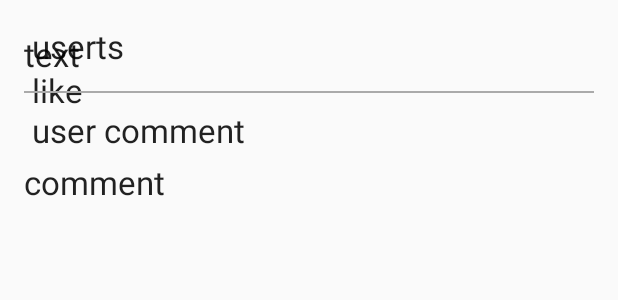
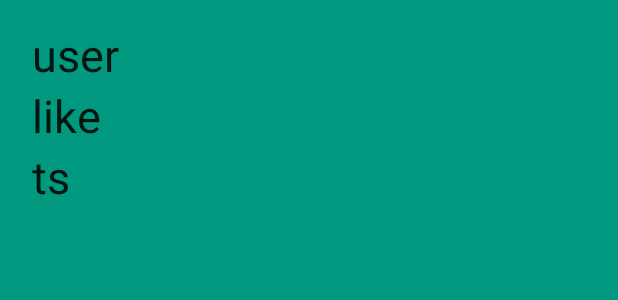
Before and after one commit to yamlin/Android-Instagram-Photo-Viewer, an Android app: the layout item_view.xml on its own in the app's theme, with its tools: preview values and no code run, on a phone screen of 412 x 824 dp. Shown: the top 300 px of the screen. Run offline under Robolectric (Android 15) with nearby library versions, the phone set to English and light mode, and no system bars; plain views replace RoundedImageView.

Commit message:
adjust style

```diff
--- a/app/src/main/res/layout/activity_main.xml
+++ b/app/src/main/res/layout/activity_main.xml
@@ -18,6 +18,8 @@
         android:id="@+id/listView"
         android:layout_centerVertical="true"
         android:layout_alignParentLeft="true"
-        android:layout_alignParentStart="true" />
+        android:layout_alignParentStart="true"
+        android:divider="@android:color/transparent"
+        android:dividerHeight="10.0sp"/>
     </android.support.v4.widget.SwipeRefreshLayout>
 </RelativeLayout>
--- a/app/src/main/res/layout/item_view.xml
+++ b/app/src/main/res/layout/item_view.xml
@@ -6,8 +6,12 @@
     android:paddingRight="@dimen/activity_horizontal_margin"
     android:paddingTop="@dimen/activity_vertical_margin"
     android:paddingBottom="@dimen/activity_vertical_margin"
-    android:background="@color/background_material_light">
+    android:background="#00997F">
 
+    <LinearLayout
+        android:layout_width="wrap_content"
+        android:layout_height="wrap_content"
+        android:id="@+id/layoutUser">
 
         <com.makeramen.roundedimageview.RoundedImageView
             xmlns:app="http://schemas.android.com/apk/res-auto"
@@ -21,14 +25,32 @@
             app:riv_mutate_background="true"
             app:riv_tile_mode="repeat"
             app:riv_oval="true" />
+
+        <RelativeLayout
+            android:layout_width="wrap_content"
+            android:layout_height="wrap_content">
+
             <TextView
                 android:layout_width="wrap_content"
                 android:layout_height="wrap_content"
                 android:textAppearance="?android:attr/textAppearanceLarge"
                 android:text="user"
                 android:id="@+id/tvUser"
-        android:layout_toRightOf="@+id/imgUser"
-        android:layout_marginLeft="5dp"/>
+                android:layout_marginLeft="5dp"
+                android:textSize="30sp" />
+
+
+
+
+            <TextView
+                android:layout_width="wrap_content"
+                android:layout_height="wrap_content"
+                android:textAppearance="?android:attr/textAppearanceLarge"
+                android:text="like"
+                android:id="@+id/tvLike"
+                android:layout_below="@+id/tvUser"
+                android:layout_alignLeft="@+id/tvUser"
+                android:textSize="30sp" />
 
             <TextView
                 android:layout_width="wrap_content"
@@ -36,34 +58,38 @@
                 android:textAppearance="?android:attr/textAppearanceLarge"
                 android:text="ts"
                 android:id="@+id/tvTS"
-        android:layout_alignTop="@+id/tvUser"
-        android:layout_toRightOf="@+id/tvUser"
-        android:layout_toEndOf="@+id/tvUser" />
-    <TextView
-        android:layout_width="wrap_content"
-        android:layout_height="wrap_content"
-        android:textAppearance="?android:attr/textAppearanceLarge"
-        android:text="like"
-        android:id="@+id/tvLike"
-        android:layout_below="@+id/tvTS"
-        android:layout_alignLeft="@+id/tvUser"/>
+                android:layout_below="@+id/tvLike"
+                android:textSize="30sp"
+                android:layout_alignLeft="@+id/tvUser"
+                />
+
+        </RelativeLayout>
+
+
+    </LinearLayout>
+
 
 
 
     <ImageView
-        android:layout_width="wrap_content"
-        android:layout_height="wrap_content"
+        android:layout_width="match_parent"
+        android:layout_height="match_parent"
         android:id="@+id/imageView"
-        android:layout_below="@+id/imgUser"
+        android:layout_below="@+id/layoutUser"
         android:layout_marginTop="5dp" />
 
 
+
+
+
     <TextView
+        android:layout_marginTop="5dp"
         android:layout_width="wrap_content"
         android:layout_height="wrap_content"
         android:textAppearance="?android:attr/textAppearanceLarge"
         android:text="text"
         android:id="@+id/tvText"
+        android:textSize="30sp"
         android:layout_below="@+id/imageView" />
     <View
         android:layout_width="fill_parent"
@@ -74,6 +100,12 @@
         android:id="@+id/separator"
         android:background="@android:color/darker_gray"/>
 
+    <LinearLayout
+        android:layout_marginTop="5dp"
+        android:layout_width="wrap_content"
+        android:layout_height="wrap_content"
+        android:layout_below="@+id/separator"
+        android:id="@+id/layoutComment">
 
         <TextView
             android:layout_width="wrap_content"
@@ -82,6 +114,7 @@
             android:text="user"
             android:id="@+id/tvCommentUser"
             android:layout_below="@+id/separator"
+            android:textSize="30sp"
             android:layout_marginLeft="5dp"/>
 
         <TextView
@@ -92,7 +125,11 @@
             android:id="@+id/tvCommentTS"
             android:layout_toRightOf="@+id/tvCommentUser"
             android:layout_alignTop="@+id/tvCommentUser"
+            android:textSize="30sp"
             android:layout_marginLeft="5dp"/>
+
+    </LinearLayout>
+
 
     <TextView
         android:layout_width="wrap_content"
@@ -100,7 +137,8 @@
         android:textAppearance="?android:attr/textAppearanceLarge"
         android:text="comment"
         android:id="@+id/tvComment"
-        android:layout_below="@+id/tvCommentUser"
+        android:layout_below="@+id/layoutComment"
+        android:textSize="30sp"
         android:layout_marginTop="5dp"/>
 
 </RelativeLayout>
```
Lines whose indentation alone changed are shown as unchanged.
